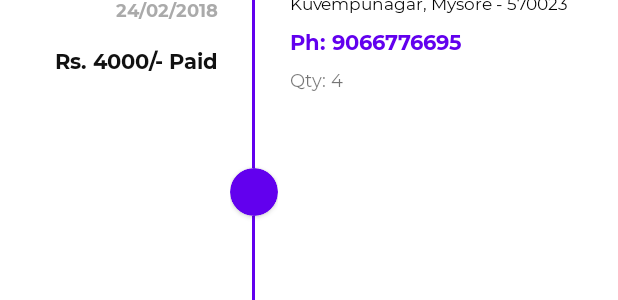
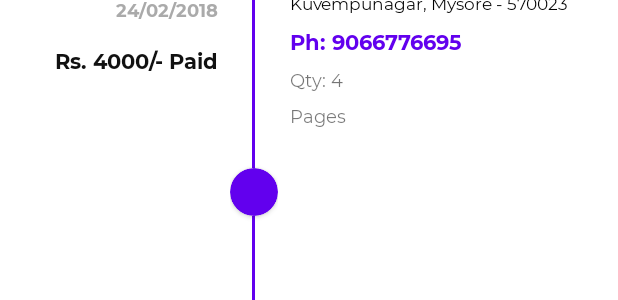
Before and after one commit to larkentech/IMMC2_Admin, an Android app: the layout single_order.xml on its own in the app's theme, with its tools: preview values and no code run, on a phone screen of 412 x 824 dp. Shown: the part 129-429 px from the top of the screen. Run offline under Robolectric (Android 15) with nearby library versions, the phone set to English and light mode, and no system bars.

Commit message:
Orders adapter now displays books pages selected.

```diff
--- a/app/src/main/java/com/larkentech/immc2_admin/OrderAdapter.java
+++ b/app/src/main/java/com/larkentech/immc2_admin/OrderAdapter.java
@@ -54,6 +54,7 @@ public class OrderAdapter extends ArrayAdapter<OrderModal> {
         TextView ItemsCount = convertView.findViewById(R.id.quantity);
         TextView OrderDate = convertView.findViewById(R.id.orderDate);
         TextView TxnID = convertView.findViewById(R.id.txnNum);
+        TextView pages = convertView.findViewById(R.id.pages);
 
 
         BookName.setText(orderModal.getBookName());
@@ -63,6 +64,7 @@ public class OrderAdapter extends ArrayAdapter<OrderModal> {
         PhoneNumber.setText("Ph: "+ orderModal.getPhoneNumber());
         OrderDate.setText(orderModal.getOrderDate());
         TxnID.setText(orderModal.getTxnID());
+        pages.setText(orderModal.getPages());
 
         return convertView;
     }
--- a/app/src/main/res/layout/single_order.xml
+++ b/app/src/main/res/layout/single_order.xml
@@ -270,6 +270,18 @@
                     android:text="Qty: 4"
                     android:textSize="12sp" />
 
+                <TextView
+                    android:id="@+id/pages"
+                    android:layout_width="wrap_content"
+                    android:layout_height="wrap_content"
+                    android:layout_below="@id/address"
+                    android:layout_marginEnd="8dp"
+                    android:layout_marginTop="8dp"
+                    android:layout_toEndOf="@id/bookPrice"
+                    android:fontFamily="@font/montserrat_regular"
+                    android:text="Pages"
+                    android:textSize="12sp" />
+
 
 
 
```
Also changed, not shown: app/src/main/java/com/larkentech/immc2_admin/OrderModal.java (+12 -1 lines).
